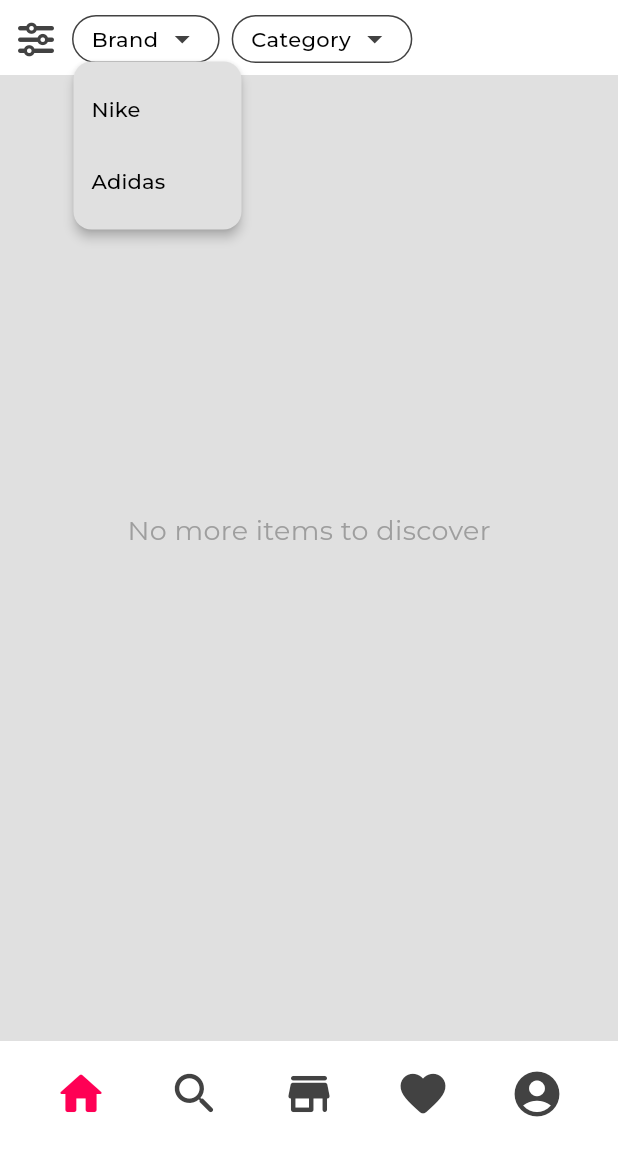
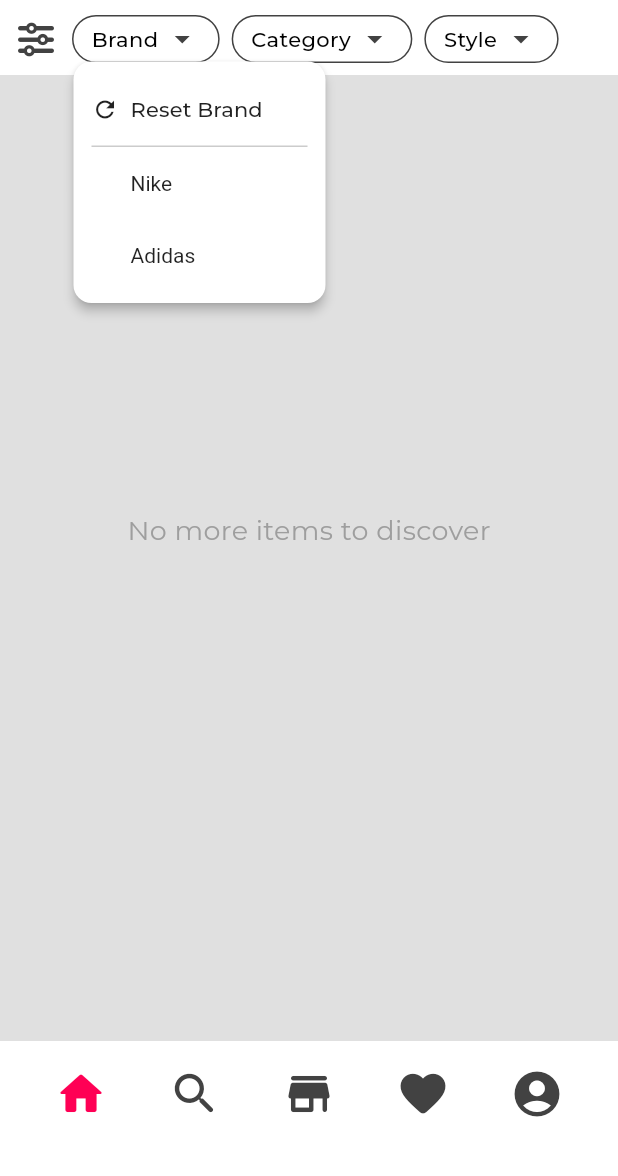
Before and after one commit to ambotwist/LooK, a Flutter app: the screen it shows once a user with an empty profile is signed in, item 5 of the bottom bar chosen, after a tap on "Sign Out", after a tap on "Brand", on a phone screen of 412 x 824 dp, the part 60-1236 px from its top. Run offline on Flutter 3.47's test engine with Material 3 defaults, Android fonts, the light colour scheme and no system bars; our stand-ins replace flutter_riverpod, font_awesome_flutter, google_sign_in, supabase_flutter; accounts and stored records are empty.

Commit message:
dropdown buttons now filter items correctly.

```diff
--- a/lib/main/pages/discover/discover_page.dart
+++ b/lib/main/pages/discover/discover_page.dart
@@ -11,6 +11,7 @@ import 'package:lookapp/providers/filter_provider.dart';
 import 'package:lookapp/providers/interactions_provider.dart';
 import 'package:lookapp/providers/item_provider.dart';
 import 'package:lookapp/providers/overlay_provider.dart';
+import 'package:lookapp/widgets/layout/filter_dropdown.dart';
 
 class DiscoverPage extends ConsumerStatefulWidget {
   final double navbarHeight;
@@ -306,54 +307,39 @@ class _DiscoverPageState extends ConsumerState<DiscoverPage>
                     },
                   ),
                   // Brand Filter Dropdown
-                  Container(
-                    height: 32,
-                    decoration: BoxDecoration(
-                      color: Colors.transparent,
-                      border: Border.all(
-                        color: Theme.of(context).colorScheme.tertiary,
-                      ),
-                      borderRadius: BorderRadius.circular(40),
-                    ),
-                    child: PopupMenuButton<String>(
-                      shape: RoundedRectangleBorder(
-                        borderRadius: BorderRadius.circular(12),
-                      ),
-                      position: PopupMenuPosition.under,
-                      child: Padding(
-                        padding: const EdgeInsets.symmetric(horizontal: 12.0),
-                        child: Row(
-                          children: [
-                            const Text(
-                              'Brand',
-                              style: TextStyle(
-                                fontSize: 14,
-                                fontWeight: FontWeight.w500,
-                              ),
-                            ),
-                            const SizedBox(width: 4),
-                            Icon(
-                              Icons.arrow_drop_down,
-                              color: Theme.of(context).colorScheme.tertiary,
-                            ),
-                          ],
-                        ),
-                      ),
-                      itemBuilder: (context) => [
-                        const PopupMenuItem(
+                  FilterDropdown(
+                    label: 'Brand',
+                    selectedValues: ref
+                        .watch(filterProvider)
+                        .highCategories
+                        .where((cat) => ['nike', 'adidas'].contains(cat))
+                        .toSet(),
+                    items: const [
+                      PopupMenuItem(
                         value: 'nike',
                         child: Text('Nike'),
                       ),
-                        const PopupMenuItem(
+                      PopupMenuItem(
                         value: 'adidas',
                         child: Text('Adidas'),
                       ),
-                        // Add more brands as needed
                     ],
                     onSelected: (value) {
+                      if (value.isEmpty) {
+                        // Reset brand filters
+                        ref.read(filterProvider.notifier).updateFilters(
+                              highCategories: ref
+                                  .read(filterProvider)
+                                  .highCategories
+                                  .where((cat) =>
+                                      !['nike', 'adidas'].contains(cat))
+                                  .toList(),
+                            );
+                      } else {
                         ref
                             .read(filterProvider.notifier)
                             .toggleHighCategory(value);
+                      }
                       ref.invalidate(itemsProvider);
                       ref.read(discoverProvider.notifier).updateState(
                         currentIndex: 0,
@@ -363,52 +349,38 @@ class _DiscoverPageState extends ConsumerState<DiscoverPage>
                       ref.read(overlayProvider).show();
                     },
                   ),
-                  ),
                   const SizedBox(width: 8),
                   // Category Filter Dropdown
-                  Container(
-                    height: 32,
-                    decoration: BoxDecoration(
-                      color: Colors.transparent,
-                      border: Border.all(
-                        color: Theme.of(context).colorScheme.tertiary,
-                      ),
-                      borderRadius: BorderRadius.circular(16),
-                    ),
-                    child: PopupMenuButton<String>(
-                      shape: RoundedRectangleBorder(
-                        borderRadius: BorderRadius.circular(12),
-                      ),
-                      position: PopupMenuPosition.under,
-                      child: Padding(
-                        padding: const EdgeInsets.symmetric(horizontal: 12.0),
-                        child: Row(
-                          children: [
-                            const Text(
-                              'Category',
-                              style: TextStyle(
-                                fontSize: 14,
-                                fontWeight: FontWeight.w500,
-                              ),
-                            ),
-                            const SizedBox(width: 4),
-                            Icon(
-                              Icons.arrow_drop_down,
-                              color: Theme.of(context).colorScheme.tertiary,
-                            ),
-                          ],
-                        ),
-                      ),
-                      itemBuilder: (context) => Categories.highLevel
+                  FilterDropdown(
+                    label: 'Category',
+                    selectedValues: ref
+                        .watch(filterProvider)
+                        .highCategories
+                        .where((cat) => !['nike', 'adidas'].contains(cat))
+                        .toSet(),
+                    items: Categories.highLevel
+                        .where((cat) => !['nike', 'adidas'].contains(cat))
                         .map((category) => PopupMenuItem(
                               value: category,
                               child: Text(categoryToDisplayName(category)),
                             ))
                         .toList(),
                     onSelected: (value) {
+                      if (value.isEmpty) {
+                        // Reset category filters
+                        ref.read(filterProvider.notifier).updateFilters(
+                              highCategories: ref
+                                  .read(filterProvider)
+                                  .highCategories
+                                  .where(
+                                      (cat) => ['nike', 'adidas'].contains(cat))
+                                  .toList(),
+                            );
+                      } else {
                         ref
                             .read(filterProvider.notifier)
                             .toggleHighCategory(value);
+                      }
                       ref.invalidate(itemsProvider);
                       ref.read(discoverProvider.notifier).updateState(
                         currentIndex: 0,
@@ -418,6 +390,34 @@ class _DiscoverPageState extends ConsumerState<DiscoverPage>
                       ref.read(overlayProvider).show();
                     },
                   ),
+                  const SizedBox(width: 8),
+                  // Style Filter Dropdown
+                  FilterDropdown(
+                    label: 'Style',
+                    selectedValues: ref.watch(filterProvider).styles.toSet(),
+                    items: Categories.styles
+                        .map((style) => PopupMenuItem(
+                              value: style,
+                              child: Text(categoryToDisplayName(style)),
+                            ))
+                        .toList(),
+                    onSelected: (value) {
+                      if (value.isEmpty) {
+                        // Reset style filters
+                        ref.read(filterProvider.notifier).updateFilters(
+                          styles: [],
+                        );
+                      } else {
+                        ref.read(filterProvider.notifier).toggleStyle(value);
+                      }
+                      ref.invalidate(itemsProvider);
+                      ref.read(discoverProvider.notifier).updateState(
+                        currentIndex: 0,
+                        currentImageIndex: 0,
+                        previousIndices: [],
+                      );
+                      ref.read(overlayProvider).show();
+                    },
                   ),
                   const Spacer(),
                   const SizedBox(width: 8),
--- a/lib/themes/app_theme.dart
+++ b/lib/themes/app_theme.dart
@@ -17,6 +17,7 @@ class AppTheme {
       colorScheme: ColorScheme.light(
         surface: Colors.grey.shade300,
         primary: Colors.white,
+        onPrimary: Colors.black87,
         secondary: themeColor,
         tertiary: button,
         error: Colors.red.shade600,
--- /dev/null
+++ b/lib/widgets/layout/filter_dropdown.dart
@@ -0,0 +1,120 @@
+import 'package:flutter/material.dart';
+
+class FilterDropdown extends StatelessWidget {
+  final String label;
+  final List<PopupMenuItem<String>> items;
+  final Function(String) onSelected;
+  final double height;
+  final EdgeInsetsGeometry? padding;
+  final Set<String>? selectedValues;
+
+  const FilterDropdown({
+    super.key,
+    required this.label,
+    required this.items,
+    required this.onSelected,
+    this.height = 32,
+    this.padding,
+    this.selectedValues,
+  });
+
+  @override
+  Widget build(BuildContext context) {
+    final theme = Theme.of(context);
+
+    return Container(
+      height: height,
+      decoration: BoxDecoration(
+        color: Colors.transparent,
+        border: Border.all(
+          color: theme.colorScheme.tertiary,
+        ),
+        borderRadius: BorderRadius.circular(40),
+      ),
+      child: PopupMenuButton<String>(
+        shape: RoundedRectangleBorder(
+          borderRadius: BorderRadius.circular(12),
+        ),
+        position: PopupMenuPosition.under,
+        color: theme.colorScheme.primary,
+        itemBuilder: (context) => [
+          // Reset option
+          PopupMenuItem(
+            value: '',
+            child: Row(
+              children: [
+                Icon(
+                  Icons.refresh,
+                  color: theme.colorScheme.onPrimary,
+                  size: 18,
+                ),
+                const SizedBox(width: 8),
+                Text(
+                  'Reset $label',
+                  style: TextStyle(
+                    color: theme.colorScheme.onPrimary,
+                    fontWeight: FontWeight.w500,
+                  ),
+                ),
+              ],
+            ),
+          ),
+          // Divider
+          PopupMenuItem(
+            enabled: false,
+            height: 1,
+            child: Divider(
+              color: theme.colorScheme.onPrimary.withOpacity(0.2),
+              height: 1,
+            ),
+          ),
+          // Regular items with checkmarks
+          ...items.map((item) => PopupMenuItem(
+                value: item.value,
+                child: Row(
+                  children: [
+                    if (selectedValues?.contains(item.value) ?? false)
+                      Padding(
+                        padding: const EdgeInsets.only(right: 8.0),
+                        child: Icon(
+                          Icons.check,
+                          color: theme.colorScheme.onPrimary,
+                          size: 18,
+                        ),
+                      ),
+                    if (!(selectedValues?.contains(item.value) ?? false))
+                      const SizedBox(width: 26),
+                    DefaultTextStyle(
+                      style: TextStyle(
+                        color: theme.colorScheme.onPrimary,
+                      ),
+                      child: item.child!,
+                    ),
+                  ],
+                ),
+              )),
+        ],
+        onSelected: onSelected,
+        child: Padding(
+          padding: padding ?? const EdgeInsets.symmetric(horizontal: 12.0),
+          child: Row(
+            children: [
+              Text(
+                label,
+                style: const TextStyle(
+                  fontSize: 14,
+                  fontWeight: FontWeight.w500,
+                ),
+              ),
+              const SizedBox(width: 4),
+              Icon(
+                Icons.arrow_drop_down,
+                color: theme.colorScheme.tertiary,
+              ),
+            ],
+          ),
+        ),
+      ),
+    );
+  }
+}
```
Lines whose indentation alone changed are shown as unchanged.
